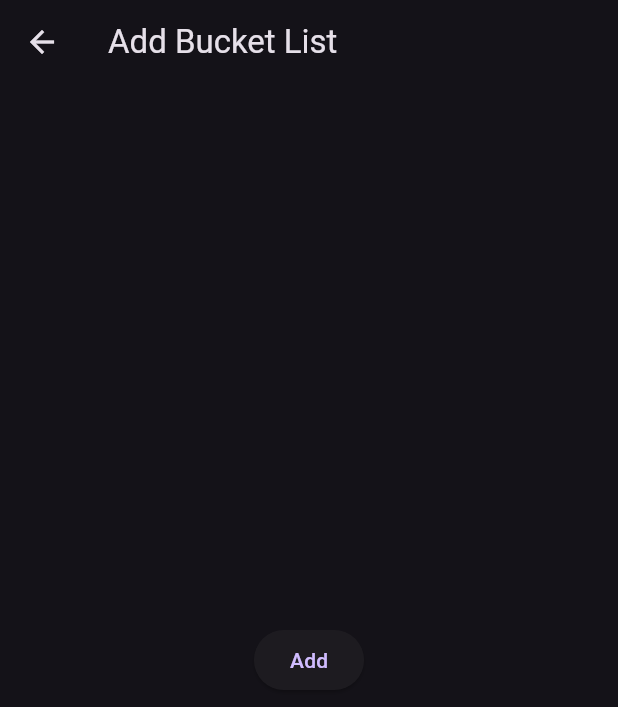
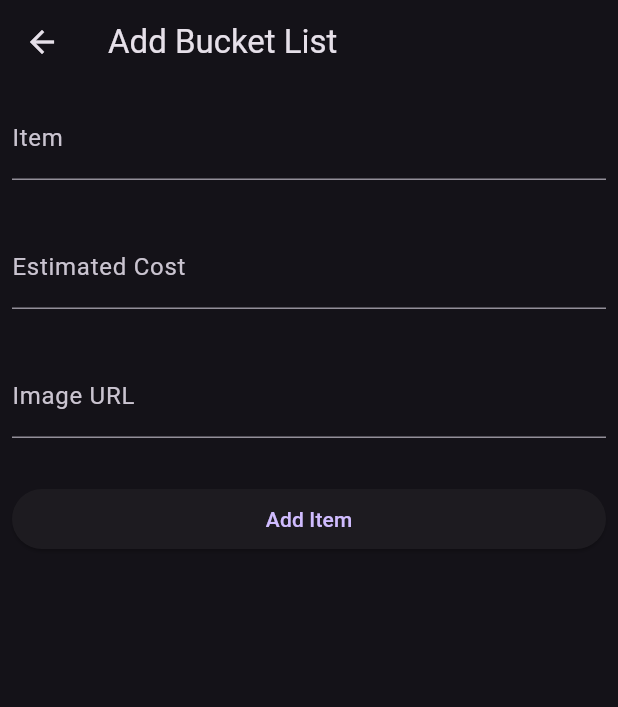
Before and after one commit to Dark-St-r/bucketlist, a Flutter app: the screen it shows after launch, after a tap on the "add" icon, on a phone screen of 412 x 824 dp. Shown: the top 707 px of the screen. Run offline on Flutter 3.47's test engine with Material 3 defaults, Android fonts, the phone set to English and light mode, and no system bars; our stand-ins replace dio; network calls fail.

Commit message:
The completed project.

```diff
--- a/lib/pages/add_bucket_list.dart
+++ b/lib/pages/add_bucket_list.dart
@@ -10,14 +10,17 @@ class AddBucketList extends StatefulWidget {
 }
 
 class _AddBucketListState extends State<AddBucketList> {
+  final TextEditingController itemText = TextEditingController();
+  final TextEditingController costText = TextEditingController();
+  final TextEditingController imageURLText = TextEditingController();
+
   Future<void> addData() async {
     //Complete data
     try {
       Map<String, dynamic> data = {
-        "item": "Visit Antigua & Barbuda",
-        "cost": 1500,
-        "image":
-            "https://media.tacdn.com/media/attractions-content--1x-1/10/5a/8a/90.jpg",
+        "item": itemText.text,
+        "cost": costText.text,
+        "image": imageURLText.text,
         "completed": false
       };
 
@@ -32,16 +35,70 @@ class _AddBucketListState extends State<AddBucketList> {
 
   @override
   Widget build(BuildContext context) {
+    var addFormKey = GlobalKey<FormState>();
     return Scaffold(
-      appBar: AppBar(
-        title: const Text('Add Bucket List'),
-      ),
-      body: Center(
-        child: ElevatedButton(
-          onPressed: addData,
-          child: const Text('Add'),
+        appBar: AppBar(
+          title: const Text('Add Bucket List'),
         ),
-      ),
-    );
+        body: Padding(
+          padding: const EdgeInsets.all(8.0),
+          child: Form(
+            key: addFormKey,
+            child: Column(
+              children: [
+                TextFormField(
+                  autovalidateMode: AutovalidateMode.onUserInteraction,
+                  validator: (value) {
+                    if (value == null || value.isEmpty) {
+                      return 'This must not be empty';
+                    }
+                    return null;
+                  },
+                  controller: itemText,
+                  decoration: const InputDecoration(label: Text('Item')),
+                ),
+                const SizedBox(height: 30),
+                TextFormField(
+                  autovalidateMode: AutovalidateMode.onUserInteraction,
+                  validator: (value) {
+                    if (value == null || value.isEmpty) {
+                      return 'This must not be empty';
+                    }
+                    return null;
+                  },
+                  controller: costText,
+                  decoration:
+                      const InputDecoration(label: Text('Estimated Cost')),
+                ),
+                const SizedBox(height: 30),
+                TextFormField(
+                  autovalidateMode: AutovalidateMode.onUserInteraction,
+                  validator: (value) {
+                    if (value == null || value.isEmpty) {
+                      return 'This must not be empty';
+                    }
+                    return null;
+                  },
+                  controller: imageURLText,
+                  decoration: const InputDecoration(label: Text('Image URL')),
+                ),
+                const SizedBox(height: 30),
+                Row(
+                  children: [
+                    Expanded(
+                      child: ElevatedButton(
+                          onPressed: () {
+                            if (addFormKey.currentState!.validate()) {
+                              addData();
+                            }
+                          },
+                          child: const Text('Add Item')),
+                    ),
+                  ],
+                )
+              ],
+            ),
+          ),
+        ));
   }
 }
--- a/lib/pages/main_screen.dart
+++ b/lib/pages/main_screen.dart
@@ -120,16 +120,20 @@ class _MainScreenState extends State<MainScreen> {
             return AddBucketList(
               newIndex: bucketListData.length,
             );
-          }));
+          })).then((value) {
+            if (value == 'updated') {
+              getData();
+            }
+          });
         },
         shape: const CircleBorder(),
         child: const Icon(Icons.add),
       ),
       appBar: AppBar(
         centerTitle: true,
-        title: Text(
-          'Bucket List: ${bucketListData.length} items',
-          style: const TextStyle(fontSize: 20, fontWeight: FontWeight.bold),
+        title: const Text(
+          'Bucket List',
+          style: TextStyle(fontSize: 20, fontWeight: FontWeight.bold),
         ),
         actions: [
           Padding(
```
